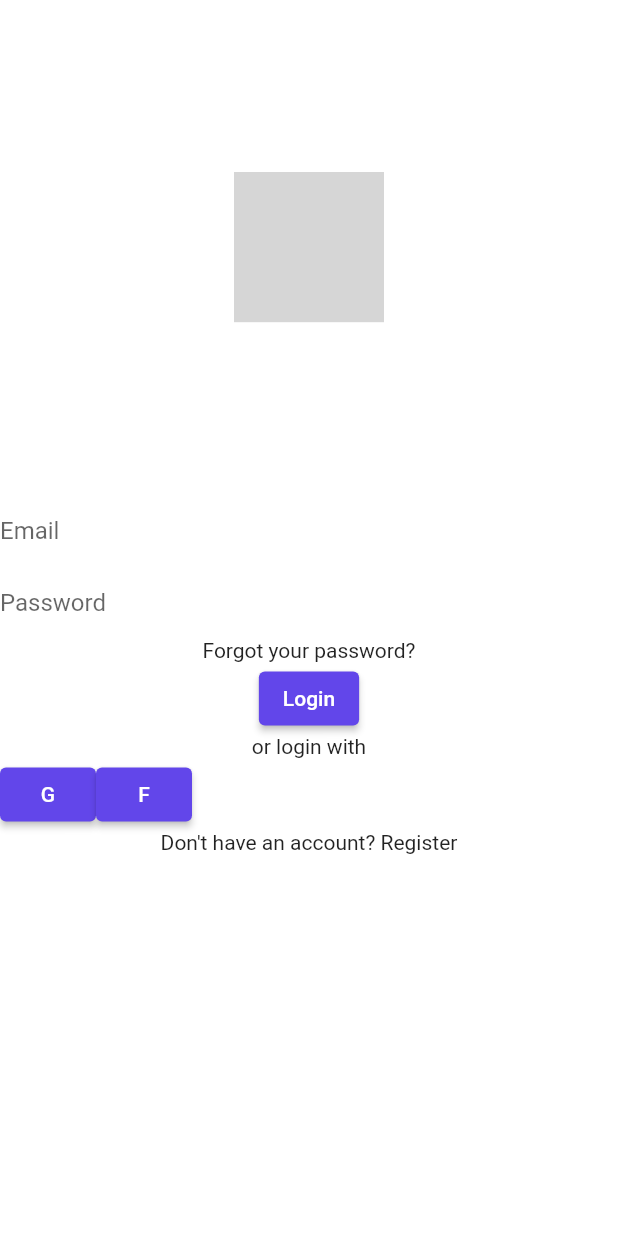
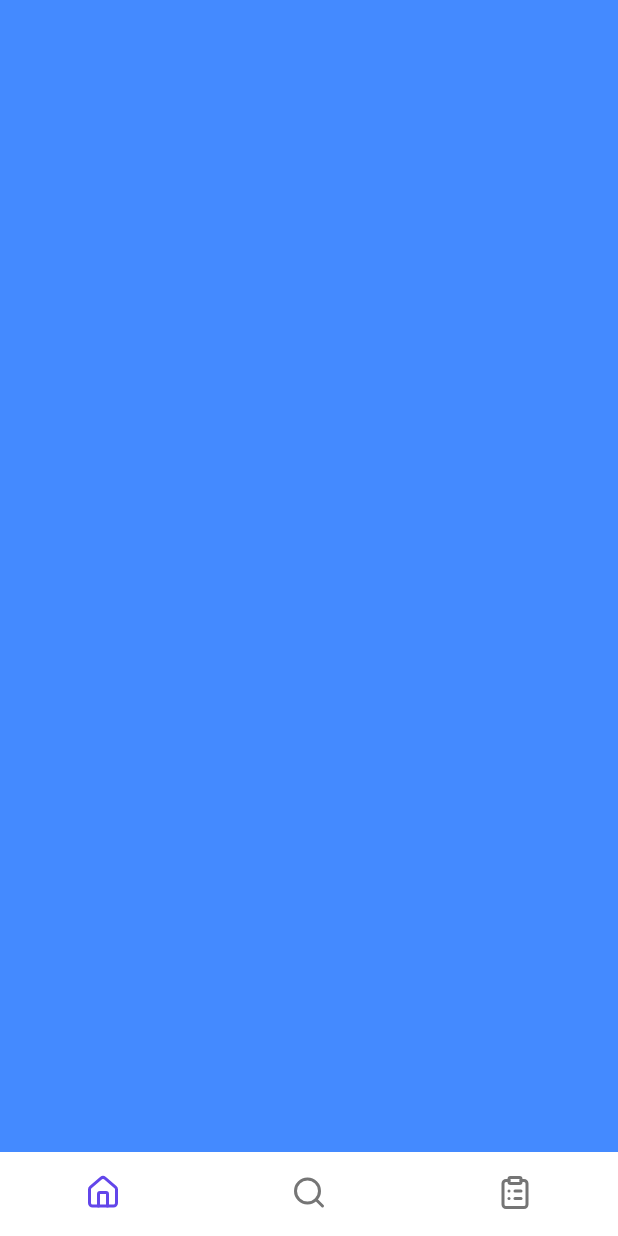
Before and after one commit to ggalambas/mywaiter_ui, a Flutter app: the screen it shows after launch, after a tap on "Login", on a phone screen of 412 x 824 dp. Run offline on Flutter 3.47's test engine with Material 2 defaults, Android fonts, the phone set to English and light mode, and no system bars; our stand-ins replace flutter_svg, lucide_icons; grey boxes are pictures that could not be loaded.

Commit message:
home page

```diff
--- a/lib/main.dart
+++ b/lib/main.dart
@@ -1,5 +1,6 @@
 import 'package:flutter/material.dart';
 import 'package:mywaiter_design/config/theme/theme_config.dart';
+import 'package:mywaiter_design/pages/home_page.dart';
 import 'package:mywaiter_design/pages/login_page.dart';
 
 void main() {
@@ -42,6 +43,10 @@ class _MyAppState extends State<MyApp> with WidgetsBindingObserver {
       theme: ThemeConfig.light,
       darkTheme: ThemeConfig.dark,
       themeMode: ThemeMode.system,
+      routes: {
+        LoginPage.route: (_) => const LoginPage(),
+        HomePage.route: (_) => const HomePage(),
+      },
       home: const LoginPage(),
     );
   }
--- /dev/null
+++ b/lib/pages/home_page.dart
@@ -0,0 +1,47 @@
+import 'package:flutter/material.dart';
+import 'package:lucide_icons/lucide_icons.dart';
+
+class HomePage extends StatefulWidget {
+  static String route = '/home';
+  const HomePage({Key? key}) : super(key: key);
+
+  @override
+  State<HomePage> createState() => _HomePageState();
+}
+
+class _HomePageState extends State<HomePage> {
+  int pageIndex = 0;
+
+  final List<Widget> pages = [
+    Container(color: Colors.blueAccent),
+    Container(color: Colors.greenAccent),
+    Container(color: Colors.orangeAccent),
+  ];
+
+  @override
+  Widget build(BuildContext context) {
+    return Scaffold(
+      body: pages[pageIndex],
+      bottomNavigationBar: BottomNavigationBar(
+        currentIndex: pageIndex,
+        onTap: (index) => setState(() => pageIndex = index),
+        showSelectedLabels: false,
+        showUnselectedLabels: false,
+        items: const [
+          BottomNavigationBarItem(
+            icon: Icon(LucideIcons.home),
+            label: 'Home',
+          ),
+          BottomNavigationBarItem(
+            icon: Icon(LucideIcons.search),
+            label: 'Search',
+          ),
+          BottomNavigationBarItem(
+            icon: Icon(LucideIcons.clipboardList),
+            label: 'Orders',
+          ),
+        ],
+      ),
+    );
+  }
+}
--- a/lib/pages/login_page.dart
+++ b/lib/pages/login_page.dart
@@ -1,7 +1,9 @@
 import 'package:flutter/material.dart';
 import 'package:flutter_svg/svg.dart';
+import 'package:mywaiter_design/pages/home_page.dart';
 
 class LoginPage extends StatelessWidget {
+  static String route = '/login';
   const LoginPage({Key? key}) : super(key: key);
 
   @override
@@ -36,7 +38,8 @@ class LoginPage extends StatelessWidget {
                   ),
                   const Text('Forgot your password?'),
                   ElevatedButton(
-                    onPressed: () {},
+                    onPressed: () =>
+                        Navigator.pushNamed(context, HomePage.route),
                     child: const Text('Login'),
                   ),
                   const Center(
```
Also changed, not shown: pubspec.yaml (+3 -7 lines), pubspec.lock.
